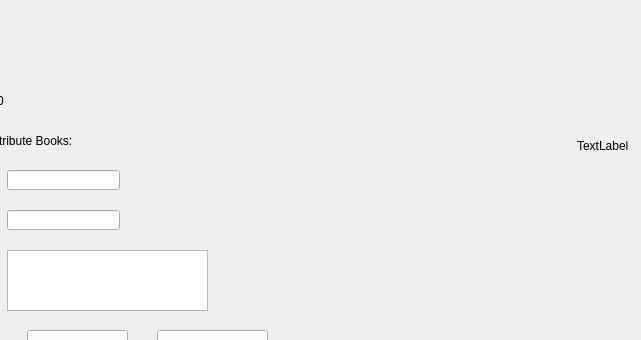
The window that library/ui/SuperUserGUI.ui (josephxwf/E-library) describes before a commit, drawn with Qt 5; both pictures show x 473 to 1114 and y 0 to 340 of the 1114 by 656 pixel window.
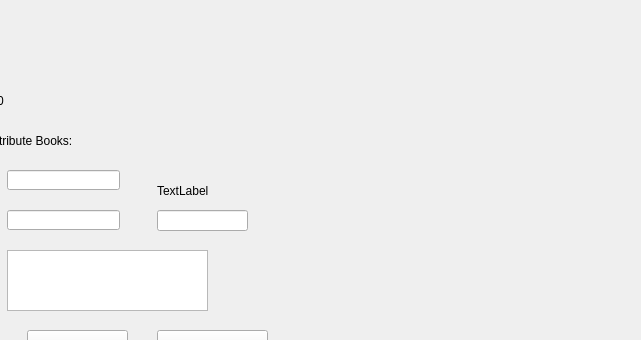
The same window after the commit.

What changed in the file:
```diff
--- a/library/ui/SuperUserGUI.ui
+++ b/library/ui/SuperUserGUI.ui
@@ -394,16 +394,26 @@
   <widget class="QLabel" name="label">
    <property name="geometry">
     <rect>
-     <x>1050</x>
-     <y>130</y>
+     <x>630</x>
+     <y>180</y>
      <width>61</width>
-     <height>31</height>
+     <height>21</height>
     </rect>
    </property>
    <property name="text">
     <string>TextLabel</string>
    </property>
   </widget>
+  <widget class="QLineEdit" name="book_title_input_2">
+   <property name="geometry">
+    <rect>
+     <x>630</x>
+     <y>210</y>
+     <width>91</width>
+     <height>21</height>
+    </rect>
+   </property>
+  </widget>
  </widget>
  <resources/>
  <connections/>
```
